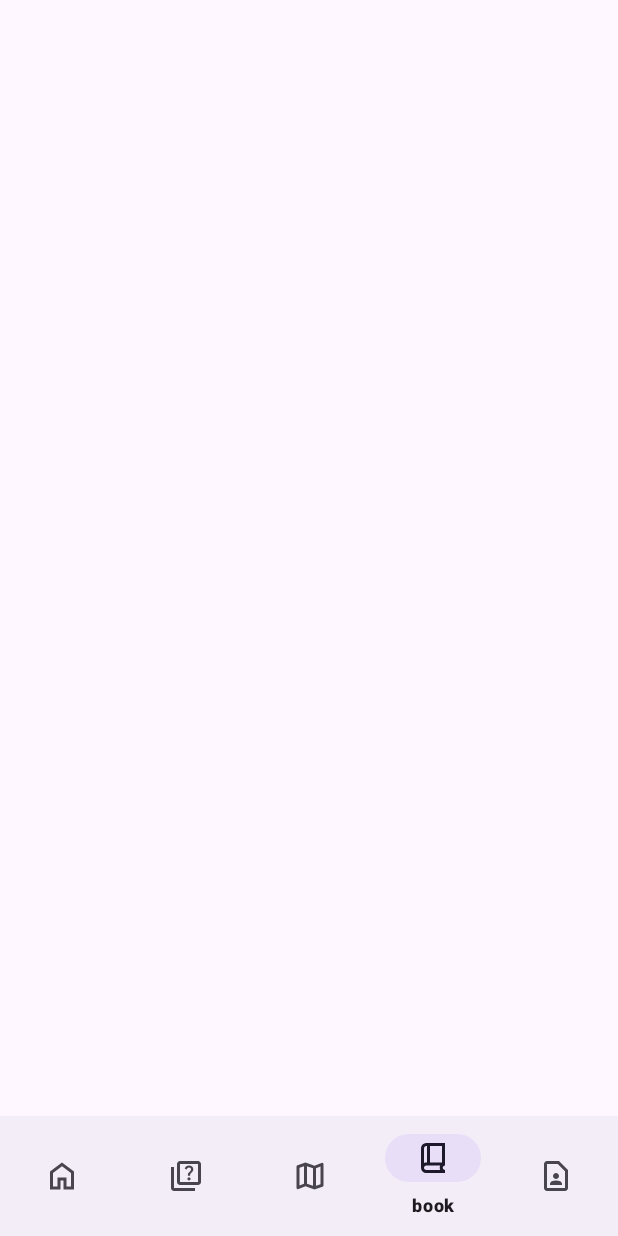
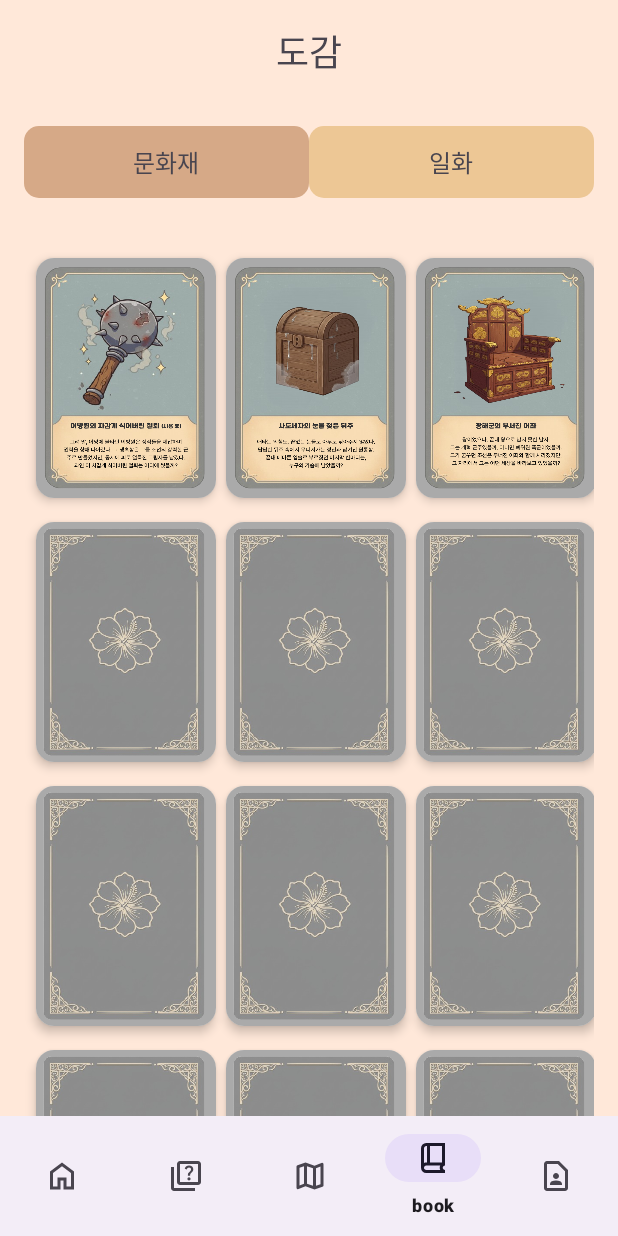
Before and after one commit to D105-6angle/MBG, an Android app: the MainActivity screen opened directly, with no data from a screen before it, item 4 of the bottom bar chosen, on a phone screen of 412 x 824 dp. Run offline under Robolectric (Android 15) with nearby library versions, the phone set to English and light mode, and no system bars; our stand-ins replace Dagger/Hilt's generated code, navigation-ui.

Commit message:
S12P11D106-46 feat : 도감 ui 구현

```diff
--- /dev/null
+++ b/MBG/app/src/main/java/com/ssafy/mbg/adapter/BookAdapter.kt
@@ -0,0 +1,152 @@
+package com.ssafy.mbg.adapter
+
+import android.animation.Animator
+import android.animation.AnimatorListenerAdapter
+import android.media.MediaPlayer
+import android.view.LayoutInflater
+import android.view.View
+import android.view.ViewGroup
+import android.view.animation.AccelerateInterpolator
+import android.view.animation.DecelerateInterpolator
+import androidx.fragment.app.FragmentManager
+import androidx.recyclerview.widget.RecyclerView
+import com.ssafy.mbg.R
+import com.ssafy.mbg.databinding.ItemCardBinding
+import com.ssafy.mbg.data.Card
+import com.ssafy.mbg.ui.book.CardPopupFragment
+import android.widget.ImageView
+
+/**
+ * 도감 화면의 카드 목록을 표시하기 위한 RecyclerView 어댑터
+ *
+ * 카드의 잠금 상태에 따라 다른 이미지를 표시합니다:
+ * - 잠금 해제된 카드: 각 카드별 고유 이미지
+ * - 잠긴 카드: 카드 뒷면 이미지
+ */
+class BookAdapter(private val fragmentManager: FragmentManager) : RecyclerView.Adapter<BookAdapter.CardViewHolder>() {
+
+    /** 표시할 카드 목록 */
+    private val cards = mutableListOf<Card>()
+
+    /**
+     * 카드 목록을 업데이트합니다.
+     *
+     * @param newCards 새로운 카드 목록
+     */
+    fun setCards(newCards: List<Card>) {
+        cards.clear()
+        cards.addAll(newCards)
+        notifyDataSetChanged()
+    }
+
+    override fun onCreateViewHolder(parent: ViewGroup, viewType: Int): CardViewHolder {
+        val binding = ItemCardBinding.inflate(
+            LayoutInflater.from(parent.context),
+            parent,
+            false
+        )
+        return CardViewHolder(binding)
+    }
+
+    override fun onBindViewHolder(holder: CardViewHolder, position: Int) {
+        holder.bind(cards[position], fragmentManager)
+    }
+
+    override fun getItemCount(): Int = cards.size
+
+    /**
+     * 카드 아이템을 표시하기 위한 ViewHolder
+     *
+     * @property binding 카드 아이템 레이아웃 바인딩
+     */
+    class CardViewHolder(
+        private val binding: ItemCardBinding
+    ) : RecyclerView.ViewHolder(binding.root) {
+
+        /**
+         * 카드 정보를 뷰에 바인딩합니다.
+         *
+         * @param card 표시할 카드 정보
+         * @param fragmentManager 팝업 표시를 위한 FragmentManager
+         */
+        fun bind(card: Card, fragmentManager: FragmentManager) {
+            val imageResource = when (card.id) {
+                1 -> R.drawable.card_1
+                2 -> R.drawable.card_2
+                3 -> R.drawable.card_3
+                else -> R.drawable.card_back
+            }
+
+            binding.imageView.apply {
+                setImageResource(if (card.isUnlocked) imageResource else R.drawable.card_back)
+                scaleType = ImageView.ScaleType.FIT_XY
+            }
+
+            // 잠금 해제된 카드만 클릭 가능
+            if (card.isUnlocked) {
+                itemView.setOnClickListener {
+                    animateCardFlip(itemView, imageResource, fragmentManager)
+                }
+            }
+        }
+
+        /**
+         * 카드 뒤집기 애니메이션을 실행합니다.
+         */
+        private fun animateCardFlip(itemView: View, imageResId: Int, fragmentManager: FragmentManager) {
+            val flipSound = MediaPlayer.create(itemView.context, R.raw.card_flip)
+
+            itemView.cameraDistance = 8000 * itemView.resources.displayMetrics.density
+
+            itemView.animate()
+                .rotationY(180f)
+                .setDuration(300)
+                .setInterpolator(AccelerateInterpolator())
+                .setListener(object : AnimatorListenerAdapter() {
+                    override fun onAnimationStart(animation: Animator) {
+                        flipSound.start()
+                        itemView.postDelayed({
+                            binding.imageView.apply {
+                                setImageResource(R.drawable.card_back)
+                                scaleType = ImageView.ScaleType.FIT_XY
+                            }
+                        }, 150)
+                    }
+
+                    override fun onAnimationEnd(animation: Animator) {
+                        itemView.animate()
+                            .rotationY(360f)
+                            .setDuration(300)
+                            .setInterpolator(DecelerateInterpolator())
+                            .setListener(object : AnimatorListenerAdapter() {
+                                override fun onAnimationStart(animation: Animator) {
+                                    flipSound.start()
+                                    itemView.postDelayed({
+                                        binding.imageView.apply {
+                                            setImageResource(imageResId)
+                                            scaleType = ImageView.ScaleType.FIT_XY
+                                        }
+                                    }, 150)
+                                }
+
+                                override fun onAnimationEnd(animation: Animator) {
+                                    itemView.rotationY = 0f
+                                    showPopupDirectly(imageResId, fragmentManager)
+                                    flipSound.release()
+                                }
+                            })
+                            .start()
+                    }
+                })
+                .start()
+        }
+
+        /**
+         * 카드 상세 정보 팝업을 표시합니다.
+         */
+        private fun showPopupDirectly(imageResId: Int, fragmentManager: FragmentManager) {
+            val popupFragment = CardPopupFragment.newInstance(imageResId)
+            popupFragment.show(fragmentManager, "CardPopupFragment")
+        }
+    }
+}
--- /dev/null
+++ b/MBG/app/src/main/java/com/ssafy/mbg/adapter/BookPagerAdapter.kt
@@ -0,0 +1,21 @@
+package com.ssafy.mbg.adapter
+
+import androidx.fragment.app.Fragment
+import androidx.viewpager2.adapter.FragmentStateAdapter
+import com.ssafy.mbg.ui.book.BookListFragment
+
+class BookPagerAdapter(fragment: Fragment) : FragmentStateAdapter(fragment) {
+    private val fragments = mutableMapOf<Int, BookListFragment>()
+
+    override fun getItemCount(): Int = 2
+
+    override fun createFragment(position: Int): Fragment {
+        return BookListFragment(position == 0).also {
+            fragments[position] = it
+        }
+    }
+
+    fun notifyTabChanged(position: Int) {
+        fragments[position]?.refreshCards()
+    }
+}
--- /dev/null
+++ b/MBG/app/src/main/java/com/ssafy/mbg/data/Card.kt
@@ -0,0 +1,6 @@
+package com.ssafy.mbg.data
+
+data class Card(
+    val id: Int,
+    val isUnlocked: Boolean = false
+)
--- /dev/null
+++ b/MBG/app/src/main/java/com/ssafy/mbg/model/Card.kt
@@ -0,0 +1,6 @@
+package com.ssafy.mbg.model
+
+data class Card(
+    val id: Int,
+    val isUnlocked: Boolean = false
+)
--- a/MBG/app/src/main/java/com/ssafy/mbg/ui/book/BookFragment.kt
+++ b/MBG/app/src/main/java/com/ssafy/mbg/ui/book/BookFragment.kt
@@ -1,5 +1,94 @@
 package com.ssafy.mbg.ui.book
 
-class BookFragment {
+import android.os.Bundle
+import android.view.LayoutInflater
+import android.view.View
+import android.view.ViewGroup
+import androidx.fragment.app.Fragment
+import androidx.viewpager2.widget.ViewPager2
+import com.ssafy.mbg.R
+import com.ssafy.mbg.adapter.BookPagerAdapter
+import com.ssafy.mbg.databinding.FragmentBookBinding
+
+/**
+ * 도감 화면의 메인 Fragment
+ *
+ * ViewPager2를 사용하여 문화재/스토리 탭을 구현합니다.
+ * 각 탭은 별도의 BookListFragment로 구성됩니다.
+ */
+class BookFragment : Fragment() {
+    private var _binding: FragmentBookBinding? = null
+    private val binding get() = _binding!!
+
+    override fun onCreateView(
+        inflater: LayoutInflater,
+        container: ViewGroup?,
+        savedInstanceState: Bundle?
+    ): View {
+        _binding = FragmentBookBinding.inflate(inflater, container, false)
+        return binding.root
+    }
+
+    override fun onViewCreated(view: View, savedInstanceState: Bundle?) {
+        super.onViewCreated(view, savedInstanceState)
+        setupViewPager()
+        setupTabButtons()
+    }
+
+    /**
+     * ViewPager2 초기 설정
+     */
+    private fun setupViewPager() {
+        binding.viewPager.apply {
+            adapter = BookPagerAdapter(this@BookFragment)
+            // 양쪽 페이지를 모두 유지
+            offscreenPageLimit = 2
+
+            // 페이지 변경 리스너 추가
+            registerOnPageChangeCallback(object : ViewPager2.OnPageChangeCallback() {
+                override fun onPageSelected(position: Int) {
+                    super.onPageSelected(position)
+                    updateTabSelection(position == 0)
+                    // 현재 표시된 Fragment에 탭 변경 알림
+                    (adapter as? BookPagerAdapter)?.notifyTabChanged(position)
+                }
+            })
+        }
+    }
+
+    /**
+     * 탭 버튼 클릭 이벤트 설정
+     */
+    private fun setupTabButtons() {
+        binding.culturalTab.setOnClickListener {
+            updateTabSelection(true)
+            binding.viewPager.setCurrentItem(0, true)
+        }
+
+        binding.storyTab.setOnClickListener {
+            updateTabSelection(false)
+            binding.viewPager.setCurrentItem(1, true)
+        }
+    }
+
+    /**
+     * 탭 선택 상태 업데이트
+     *
+     * @param isCulturalTab 문화재 탭 선택 여부
+     */
+    private fun updateTabSelection(isCulturalTab: Boolean) {
+        binding.culturalTab.setBackgroundResource(
+            if (isCulturalTab) R.drawable.button_selected else R.drawable.button_unselected
+        )
+        binding.storyTab.setBackgroundResource(
+            if (isCulturalTab) R.drawable.button_unselected else R.drawable.button_selected
+        )
+    }
+
+    override fun onDestroyView() {
+        super.onDestroyView()
+        _binding = null
+    }
+
 
 }
--- /dev/null
+++ b/MBG/app/src/main/java/com/ssafy/mbg/ui/book/BookListFragment.kt
@@ -0,0 +1,72 @@
+package com.ssafy.mbg.ui.book
+
+import android.os.Bundle
+import android.view.LayoutInflater
+import android.view.View
+import android.view.ViewGroup
+import androidx.fragment.app.Fragment
+import androidx.recyclerview.widget.GridLayoutManager
+import com.ssafy.mbg.adapter.BookAdapter
+import com.ssafy.mbg.data.Card
+import com.ssafy.mbg.databinding.FragmentBookListBinding
+
+/**
+ * 도감의 카드 목록을 표시하는 Fragment
+ *
+ * @property isCultural 문화재 탭 여부 (true: 문화재 탭, false: 스토리 탭)
+ */
+class BookListFragment(private val isCultural: Boolean) : Fragment() {
+    private var _binding: FragmentBookListBinding? = null
+    private val binding get() = _binding!!
+    private lateinit var bookAdapter: BookAdapter
+
+    override fun onCreateView(
+        inflater: LayoutInflater,
+        container: ViewGroup?,
+        savedInstanceState: Bundle?
+    ): View {
+        _binding = FragmentBookListBinding.inflate(inflater, container, false)
+        return binding.root
+    }
+
+    override fun onViewCreated(view: View, savedInstanceState: Bundle?) {
+        super.onViewCreated(view, savedInstanceState)
+        setupRecyclerView()
+        loadCards()
+    }
+
+    /**
+     * RecyclerView 초기 설정
+     */
+    private fun setupRecyclerView() {
+        bookAdapter = BookAdapter(parentFragmentManager)
+        binding.bookRecyclerView.apply {
+            adapter = bookAdapter
+            layoutManager = GridLayoutManager(context, 3)
+        }
+    }
+
+    /**
+     * 카드 목록을 새로고침합니다.
+     */
+    fun refreshCards() {
+        if (!isAdded) return  // Fragment가 아직 추가되지 않은 경우 무시
+
+        val testCards = (1..30).map { id ->
+            Card(id, isUnlocked = isCultural && id <= 3)
+        }
+        bookAdapter.setCards(testCards)
+    }
+
+    /**
+     * 카드 데이터 로드 및 표시
+     */
+    private fun loadCards() {
+        refreshCards()
+    }
+
+    override fun onDestroyView() {
+        super.onDestroyView()
+        _binding = null
+    }
+}
--- a/MBG/app/src/main/res/layout/fragment_book.xml
+++ b/MBG/app/src/main/res/layout/fragment_book.xml
@@ -49,7 +49,7 @@
             android:textSize="16sp" />
 
         <TextView
-            android:id="@+id/cardTab"
+            android:id="@+id/storyTab"
             android:layout_width="0dp"
             android:layout_height="wrap_content"
             android:layout_weight="1"
@@ -61,13 +61,11 @@
 
     </LinearLayout>
 
-    <androidx.recyclerview.widget.RecyclerView
+    <androidx.viewpager2.widget.ViewPager2
+        android:id="@+id/viewPager"
         android:layout_width="match_parent"
-        android:layout_height="wrap_content"
-        android:padding="16dp"
-        app:layout_constraintTop_toBottomOf="@+id/book_button"
-
-         />
-
+        android:layout_height="0dp"
+        app:layout_constraintTop_toBottomOf="@id/book_button"
+        app:layout_constraintBottom_toBottomOf="parent" />
 
 </androidx.constraintlayout.widget.ConstraintLayout>
--- /dev/null
+++ b/MBG/app/src/main/res/layout/fragment_book_list.xml
@@ -0,0 +1,12 @@
+<?xml version="1.0" encoding="utf-8"?>
+<androidx.constraintlayout.widget.ConstraintLayout xmlns:android="http://schemas.android.com/apk/res/android"
+    android:layout_width="match_parent"
+    android:layout_height="match_parent">
+
+    <androidx.recyclerview.widget.RecyclerView
+        android:id="@+id/bookRecyclerView"
+        android:layout_width="match_parent"
+        android:layout_height="match_parent"
+        android:padding="16dp" />
+
+</androidx.constraintlayout.widget.ConstraintLayout>
--- /dev/null
+++ b/MBG/app/src/main/res/layout/item_card.xml
@@ -0,0 +1,18 @@
+<?xml version="1.0" encoding="utf-8"?>
+<androidx.cardview.widget.CardView
+    xmlns:android="http://schemas.android.com/apk/res/android"
+    xmlns:app="http://schemas.android.com/apk/res-auto"
+    android:layout_width="120dp"
+    android:layout_height="160dp"
+    android:layout_margin="8dp"
+    app:cardCornerRadius="12dp"
+    app:cardElevation="4dp">
+
+    <ImageView
+        android:id="@+id/imageView"
+        android:layout_width="match_parent"
+        android:background="@android:color/darker_gray"
+        android:layout_height="match_parent"
+        android:scaleType="fitXY" />
+
+</androidx.cardview.widget.CardView>
--- a/MBG/app/src/main/res/navigation/nav_graph.xml
+++ b/MBG/app/src/main/res/navigation/nav_graph.xml
@@ -26,7 +26,7 @@
     <fragment
         android:id="@+id/bookFragment"
         android:name="com.ssafy.mbg.ui.book.BookFragment"
-        android:label="Book" />
+        android:label="BookFragment" />
 
     <!-- 페이지 탭 -->
     <fragment
--- a/MBG/app/src/main/res/values/strings.xml
+++ b/MBG/app/src/main/res/values/strings.xml
@@ -10,6 +10,7 @@
     <string name="hint_text">김봉년</string>
     <string name="submit_sign_up_btn">문방구와 함께하기</string>
     <string name="book_title">도감</string>
-    <string name="card_section">카드</string>
+    <string name="card_section">일화</string>
     <string name="cultural_property_section">문화재</string>
+    <string name="card_image">카드 이미지</string>
 </resources>
```
Also changed, not shown: MBG/app/src/main/java/com/ssafy/mbg/ui/book/CardPopupFragment.kt (added, +60 -0 lines), MBG/app/src/main/res/layout/fragment_card_popup.xml (added, +17 -0 lines), MBG/app/src/main/res/values/styles.xml (added, +9 -0 lines), 1 other file.
